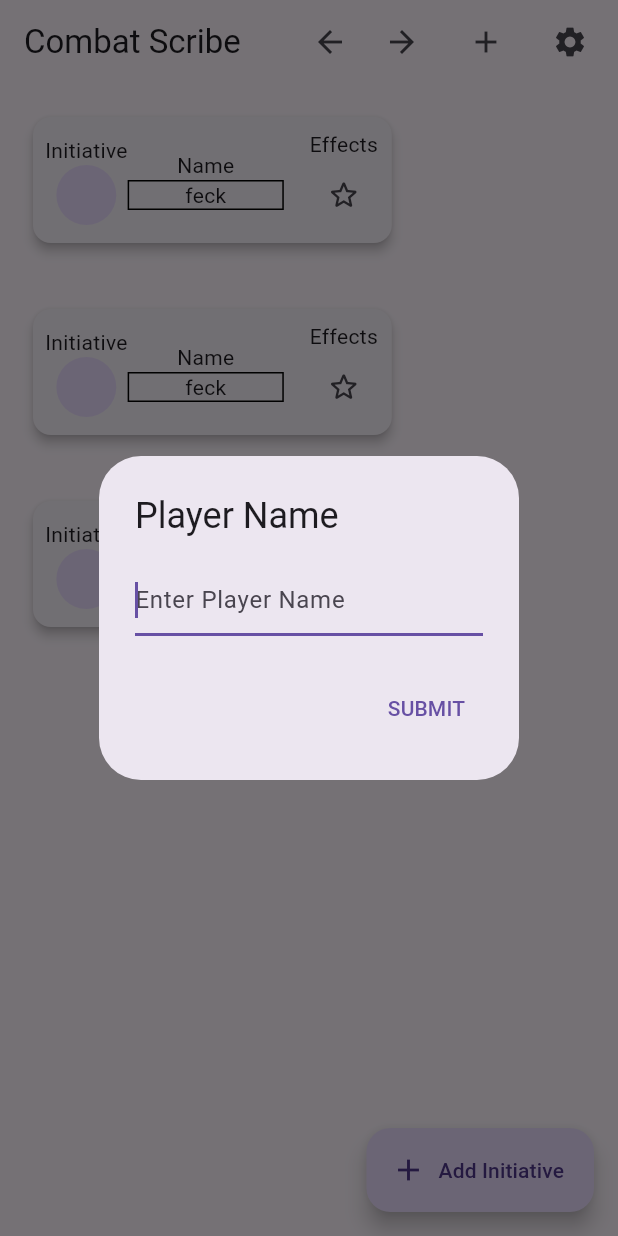
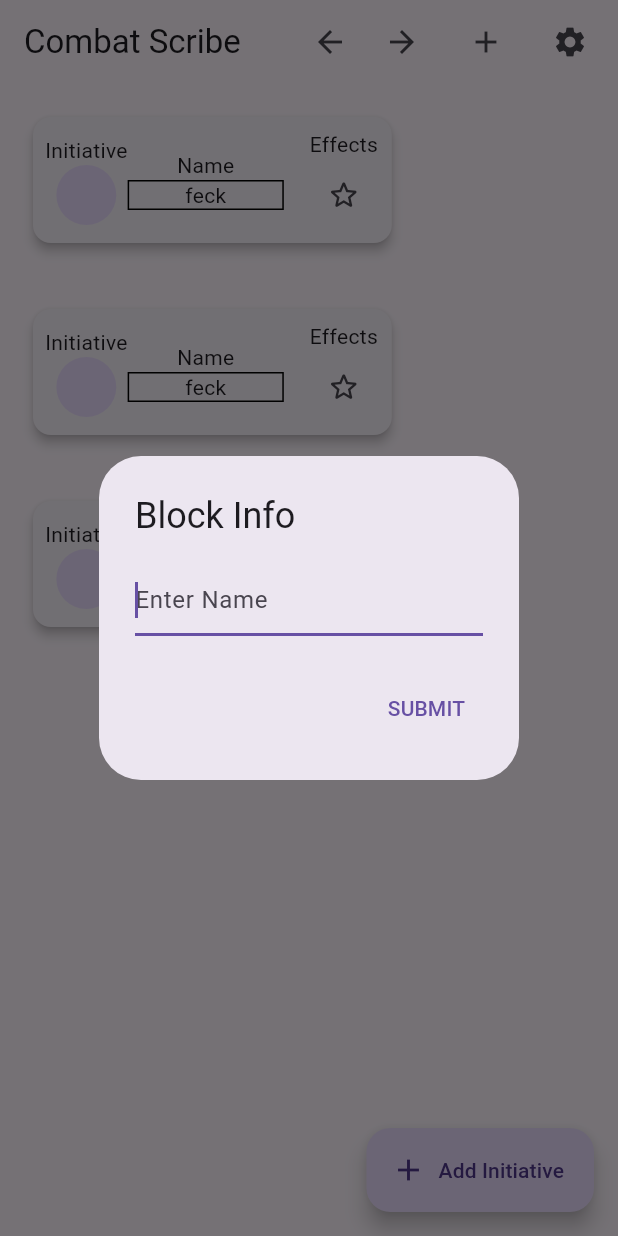
Before and after one commit to ABeeinSpace/software_engineering_project, a Flutter app: the screen it shows after launch, after a tap on "Add Initiative", on a phone screen of 412 x 824 dp. Run offline on Flutter 3.47's test engine with Material 2 defaults, Android fonts, the phone set to English and light mode, and no system bars.

Commit message:
Actually fixed crash, sort of.

```diff
--- a/lib/main.dart
+++ b/lib/main.dart
@@ -221,12 +221,12 @@ class _MyHomePageState extends State<MyHomePage> {
         ///When the add initative button is pressed, open a dialog for the user to input their name
         onPressed: () async {
           final name = await openDialog();
-          if (name == null || name.isNotEmpty) return;
+          if (name == null || name.isEmpty) return;
           setState(() => this.name = name);
 
           //When the user has submitted a name, open a dialog for them to input the Initiative
           final Initiative = await openInitiativeDialog();
-          if (Initiative == null || Initiative.isNotEmpty) return;
+          if (Initiative == null || Initiative.isEmpty) return;
           setState(() => this.Initiative = Initiative);
 
           editInitiativeCard();
@@ -244,10 +244,10 @@ class _MyHomePageState extends State<MyHomePage> {
   Future<String?> openDialog() => showDialog<String>(
         context: context,
         builder: (context) => AlertDialog(
-          title: Text('Player Name'),
+          title: Text('Block Info'),
           content: TextField(
             autofocus: true,
-            decoration: InputDecoration(hintText: 'Enter Player Name'),
+            decoration: InputDecoration(hintText: 'Enter Name'),
             controller: controller,
           ),
           actions: [
```
